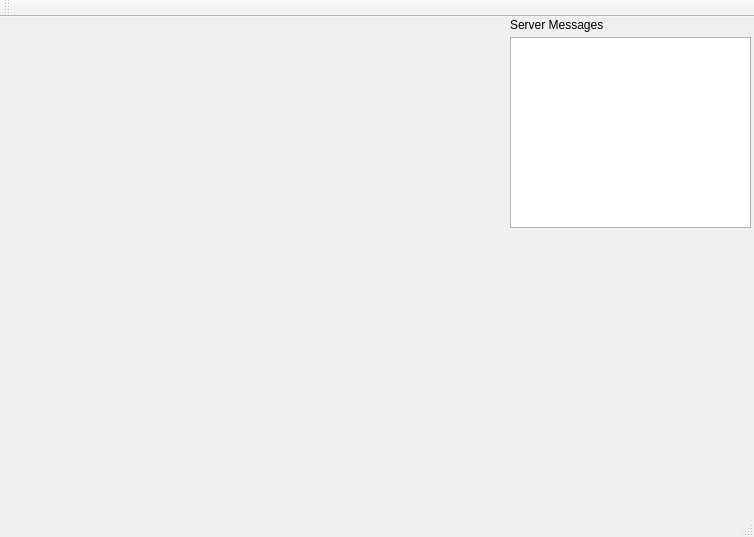
rockhowse/polyworld-agent, file polyworldagent.ui: the form before one commit.
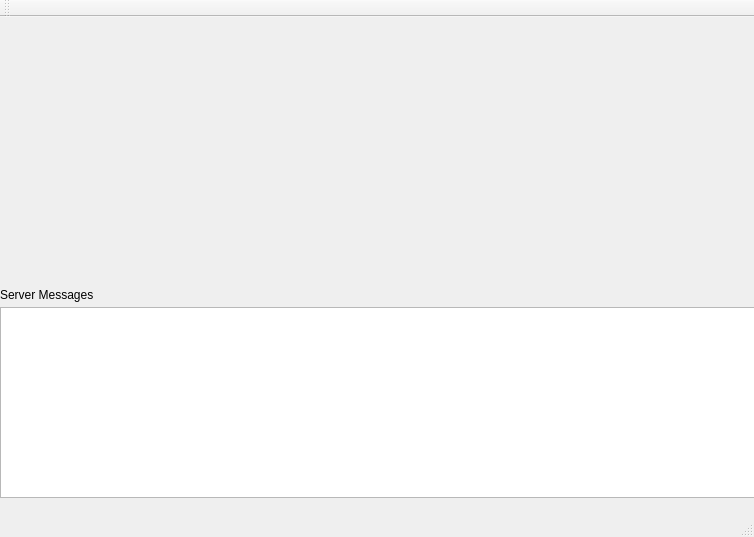
The form after the commit.

Commit message: converted datagram message processing to signal/slot for logging in main window

```diff
--- a/polyworldagent.ui
+++ b/polyworldagent.ui
@@ -17,9 +17,9 @@
    <widget class="QTextEdit" name="statusEdit">
     <property name="geometry">
      <rect>
-      <x>510</x>
-      <y>20</y>
-      <width>241</width>
+      <x>0</x>
+      <y>290</y>
+      <width>761</width>
       <height>191</height>
      </rect>
     </property>
@@ -27,8 +27,8 @@
    <widget class="QLabel" name="label">
     <property name="geometry">
      <rect>
-      <x>510</x>
-      <y>0</y>
+      <x>0</x>
+      <y>270</y>
       <width>111</width>
       <height>16</height>
      </rect>
```
The commit also changes 3 other files.
